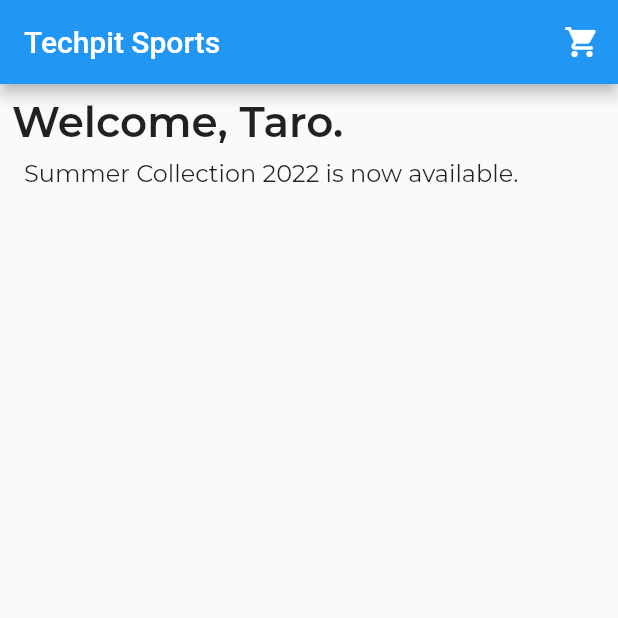
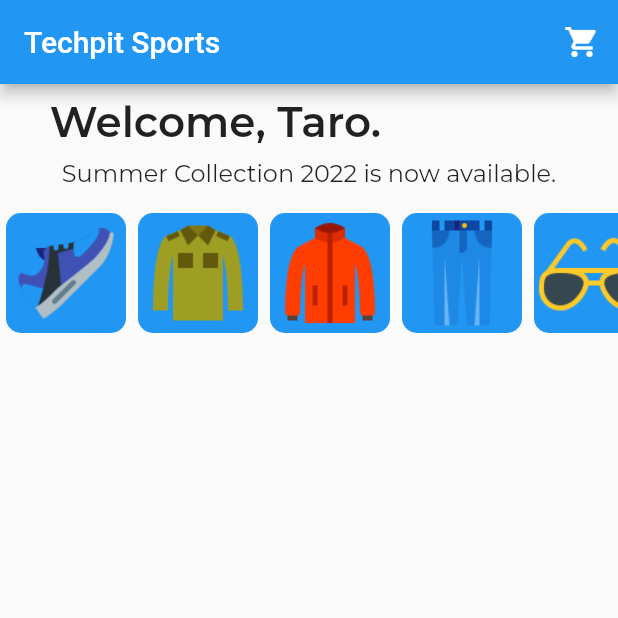
Before and after one commit to railgun-0402/ecshop_techpit, a Flutter app: the screen it shows after launch, on a phone screen of 412 x 824 dp, the top half of it. Run offline on Flutter 3.47's test engine with Material 2 defaults, Android fonts, the phone set to English and light mode, and no system bars; our stand-ins replace google_fonts.

Commit message:
categoryList作成

```diff
--- a/lib/pages/home_page/home_page.dart
+++ b/lib/pages/home_page/home_page.dart
@@ -1,3 +1,4 @@
+import 'package:ecshop_techpit/pages/home_page/item_categories.dart';
 import 'package:flutter/material.dart';
 import 'package:google_fonts/google_fonts.dart';
 
@@ -20,7 +21,12 @@ class HomePage extends StatelessWidget {
           ),
         ],
       ),
-      body: const HomeHeader(),
+      body: Column(
+        children: const [
+          HomeHeader(),
+          ItemCategories(),
+        ],
+      ),
     );
   }
 }
--- /dev/null
+++ b/lib/pages/home_page/item_categories.dart
@@ -0,0 +1,41 @@
+import 'package:flutter/material.dart';
+
+class ItemCategories extends StatelessWidget {
+  const ItemCategories({Key? key}) : super(key: key);
+
+  static const categories = [
+    'shoes',
+    'uniform',
+    'jacket',
+    'pants',
+    'glass',
+    'backpack',
+  ];
+
+  @override
+  Widget build(BuildContext context) {
+    return SizedBox(
+      height: 80,
+      child: ListView(
+        scrollDirection: Axis.horizontal,
+        children: categories.map((category) => Padding(
+          padding: const EdgeInsets.symmetric(horizontal: 4),
+          child: Container(
+              height: 80,
+              width: 80,
+              decoration: BoxDecoration(
+                borderRadius: BorderRadius.circular(10),
+                color: Colors.blue,
+              ),
+              child: Image.asset(
+                'assets/icons/$category.png',
+                height: 60,
+                width: 60,
+              ),
+          ),
+        ),
+        ).toList(),
+      ),
+    );
+  }
+}
--- a/pubspec.yaml
+++ b/pubspec.yaml
@@ -62,6 +62,8 @@ flutter:
   # assets:
   #   - images/a_dot_burr.jpeg
   #   - images/a_dot_ham.jpeg
+  assets:
+    - assets/icons/
 
   # An image asset can refer to one or more resolution-specific "variants", see
   # https://flutter.dev/assets-and-images/#resolution-aware
```
Also changed, not shown: assets/icons/backpack.png (added), assets/icons/glass.png (added), assets/icons/jacket.png (added), assets/icons/pants.png (added), assets/icons/shoes.png (added), assets/icons/uniform.png (added).
